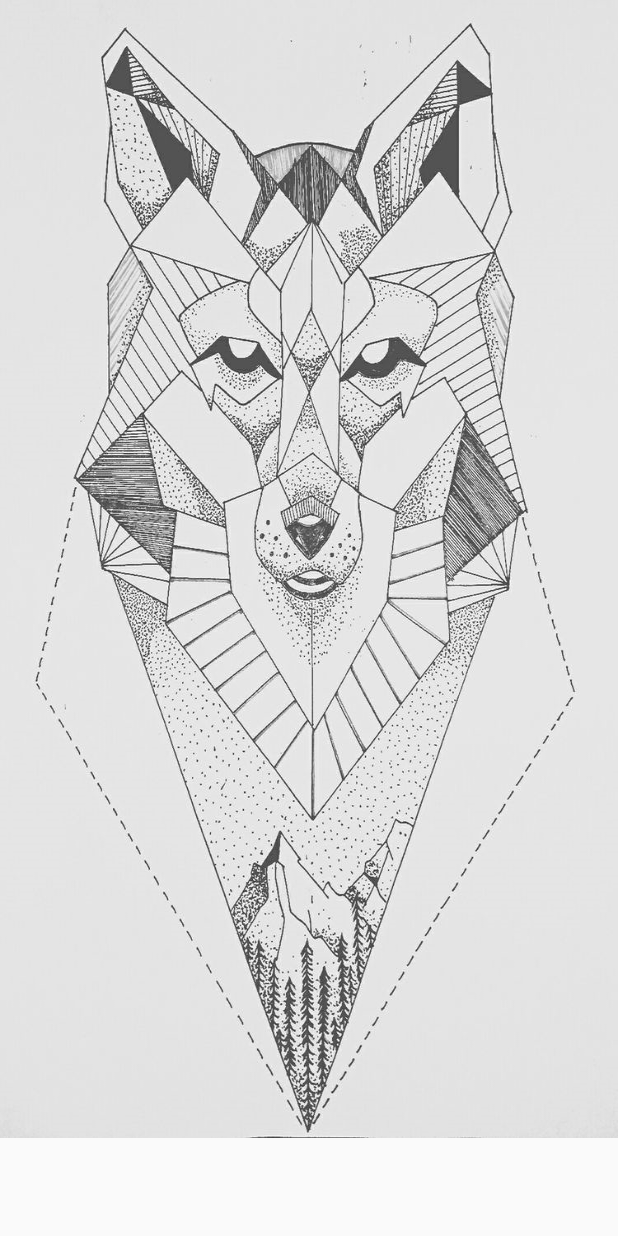
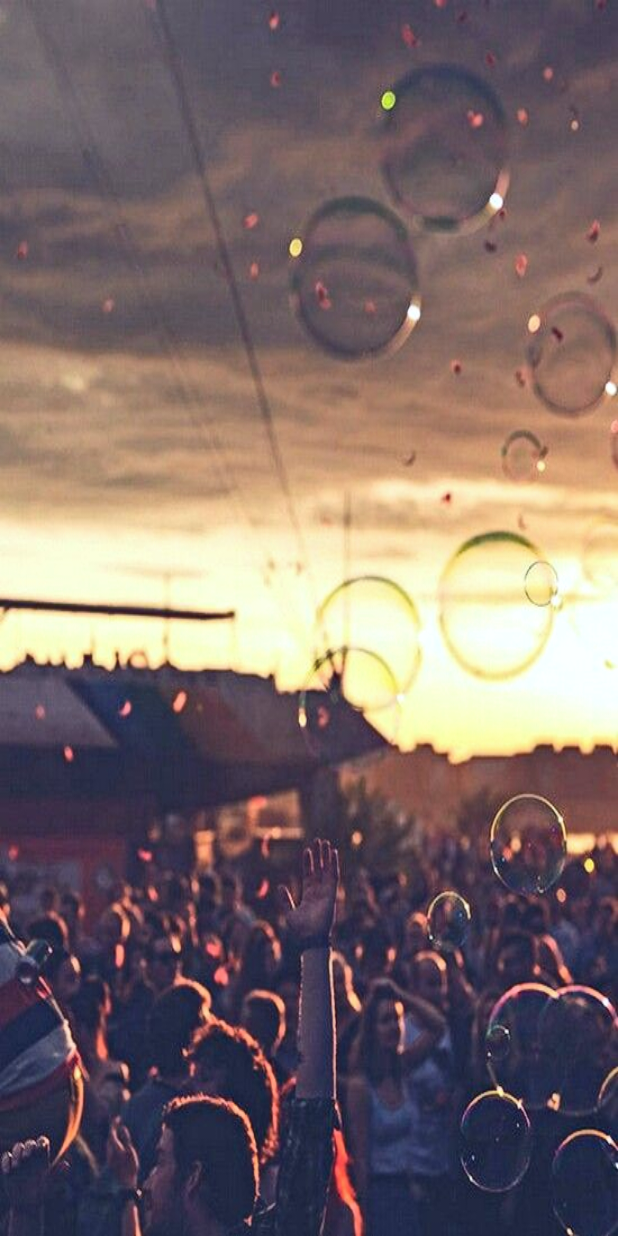
Before and after one commit to gabrieladinu/licenta, an Android app: the SpashScreen screen opened directly, with no data from a screen before it, on a phone screen of 412 x 824 dp. Run offline under Robolectric (Android 15) with nearby library versions, the phone set to English and light mode, and no system bars; 1 statement that could not run was skipped.

Commit message:
shlash screen

```diff
--- a/app/src/main/res/layout/activity_splash_screen.xml
+++ b/app/src/main/res/layout/activity_splash_screen.xml
@@ -8,8 +8,8 @@
 
 
     <ImageView
-        android:layout_width="wrap_content"
-        android:layout_height="wrap_content"
-        android:background="@drawable/spleshlogo"/>
+        android:layout_width="fill_parent"
+        android:layout_height="fill_parent"
+        android:background="@drawable/spashscreen"/>
 
 </RelativeLayout>
```
Also changed, not shown: app/src/main/res/drawable-hdpi/spashscreen.jpg (added).
